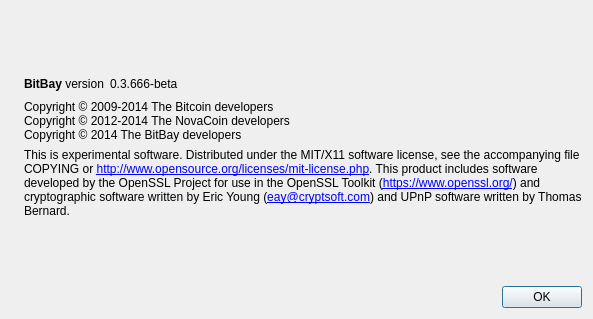
The window that src/qt/forms/aboutdialog.ui (dzimbeck/BitBay) describes before a commit, drawn with Qt 5.
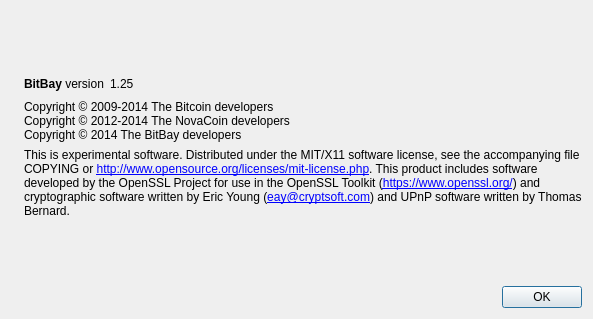
The same window after the commit. Icons and pictures are not drawn.

What changed in the file:
```diff
--- a/src/qt/forms/aboutdialog.ui
+++ b/src/qt/forms/aboutdialog.ui
@@ -63,7 +63,7 @@
           <cursorShape>IBeamCursor</cursorShape>
          </property>
          <property name="text">
-          <string notr="true">0.3.666-beta</string>
+          <string notr="true">1.25</string>
          </property>
          <property name="textInteractionFlags">
           <set>Qt::LinksAccessibleByMouse|Qt::TextSelectableByKeyboard|Qt::TextSelectableByMouse</set>
```
Left out of the diff: 4 changed lines with no effect on the pictures.
